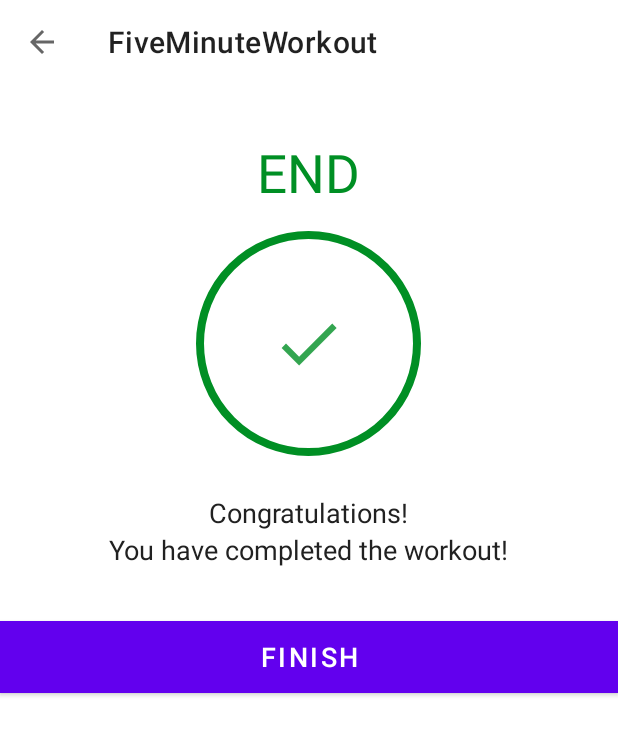
After one commit to JasonRose95/KotlinProjects, an Android app: the FinishActivity screen opened directly, with no data from a screen before it, on a phone screen of 412 x 824 dp. The commit adds this screen. Shown: the top 735 px of the screen. Run offline under Robolectric (Android 15) with nearby library versions, the phone set to English and light mode, and no system bars.

Commit message:
added RecyclerView, End of workout page, and updated activities to finish so that home page is only intent open

```diff
--- /dev/null
+++ b/SevenMinuteWorkout/app/src/main/java/com/example/fiveminuteworkout/FinishActivity.kt
@@ -0,0 +1,29 @@
+package com.example.fiveminuteworkout
+
+import androidx.appcompat.app.AppCompatActivity
+import android.os.Bundle
+import com.example.fiveminuteworkout.databinding.ActivityFinishBinding
+
+class FinishActivity : AppCompatActivity() {
+
+    private var binding:ActivityFinishBinding? = null
+
+    override fun onCreate(savedInstanceState: Bundle?) {
+        super.onCreate(savedInstanceState)
+        binding = ActivityFinishBinding.inflate(layoutInflater)
+        setContentView(binding?.root)
+
+        setSupportActionBar(binding?.toolbarFinishActivity)
+
+        if (supportActionBar != null){
+            supportActionBar?.setDisplayHomeAsUpEnabled(true)
+        }
+        binding?.toolbarFinishActivity?.setNavigationOnClickListener {
+            onBackPressed()
+        }
+
+        binding?.btnFinish?.setOnClickListener{
+            finish()
+        }
+    }
+}
--- /dev/null
+++ b/SevenMinuteWorkout/app/src/main/res/drawable/ic_action_done.xml
@@ -0,0 +1,12 @@
+<?xml version="1.0" encoding="utf-8"?>
+<vector xmlns:android="http://schemas.android.com/apk/res/android"
+    android:width="24dp"
+    android:height="24dp"
+    android:viewportWidth="24"
+    android:viewportHeight="24"
+    android:tint="#008F24"
+    android:alpha="0.8">
+    <path
+        android:fillColor="#FF000000"
+        android:pathData="M9,16.2L4.8,12l-1.4,1.4L9,19 21,7l-1.4,-1.4L9,16.2z"/>
+</vector>
--- /dev/null
+++ b/SevenMinuteWorkout/app/src/main/res/drawable/item_circular_color_gray_background.xml
@@ -0,0 +1,5 @@
+<?xml version="1.0" encoding="utf-8"?>
+<shape xmlns:android="http://schemas.android.com/apk/res/android"
+    android:shape="oval">
+    <solid android:color="#c4c4c4"></solid>
+</shape>
--- /dev/null
+++ b/SevenMinuteWorkout/app/src/main/res/layout/activity_finish.xml
@@ -0,0 +1,67 @@
+<?xml version="1.0" encoding="utf-8"?>
+<LinearLayout xmlns:android="http://schemas.android.com/apk/res/android"
+    xmlns:tools="http://schemas.android.com/tools"
+    android:layout_width="match_parent"
+    android:layout_height="match_parent"
+    android:gravity="center_horizontal"
+    android:orientation="vertical"
+    tools:context=".FinishActivity">
+
+    <androidx.appcompat.widget.Toolbar
+        android:id="@+id/toolbar_finish_activity"
+        android:layout_width="match_parent"
+        android:layout_height="?android:attr/actionBarSize"
+        android:background="#FFFFFF" />
+
+    <TextView
+        android:id="@+id/tvEnd"
+        android:layout_width="wrap_content"
+        android:layout_height="wrap_content"
+        android:layout_marginTop="35dp"
+        android:text="END"
+        android:textColor="@color/colorAccent"
+        android:textSize="35sp" />
+
+    <LinearLayout
+        android:layout_width="150dp"
+        android:layout_height="150dp"
+        android:layout_gravity="center"
+        android:layout_marginTop="15dp"
+        android:background="@drawable/item_circular_color_accent_border"
+        android:gravity="center">
+
+
+        <ImageView
+            android:layout_width="50dp"
+            android:layout_height="50dp"
+            android:contentDescription="@string/image"
+            android:src="@drawable/ic_action_done" />
+    </LinearLayout>
+
+    <TextView
+        android:layout_width="wrap_content"
+        android:layout_height="wrap_content"
+        android:layout_marginTop="25dp"
+        android:text="Congratulations!"
+        android:textColor="#212121"
+        android:textSize="18sp" />
+
+    <TextView
+        android:layout_width="wrap_content"
+        android:layout_height="wrap_content"
+        android:text="You have completed the workout!"
+        android:textColor="#212121"
+        android:textSize="18sp" />
+
+    <Button
+        android:id="@+id/btnFinish"
+        android:layout_width="match_parent"
+        android:layout_height="wrap_content"
+        android:layout_gravity="bottom"
+        android:layout_marginTop="35dp"
+        android:background="@color/colorAccent"
+        android:text="FINISH"
+        android:textColor="#FFFFFF"
+        android:textSize="18sp" />
+
+</LinearLayout>
```
Also changed, not shown: SevenMinuteWorkout/app/src/main/AndroidManifest.xml (+7 -3 lines), SevenMinuteWorkout/app/src/main/java/com/example/fiveminuteworkout/ExerciseActivity.kt (+32 -10 lines), SevenMinuteWorkout/app/src/main/java/com/example/fiveminuteworkout/ExerciseStatusAdapter.kt (added, +54 -0 lines), SevenMinuteWorkout/app/src/main/res/drawable/item_circular_thin_color_accent_border.xml (added, +8 -0 lines), SevenMinuteWorkout/app/src/main/res/layout/activity_exercise.xml (+9 -1 lines), SevenMinuteWorkout/app/src/main/res/layout/item_exercise_status.xml (added, +15 -0 lines).
